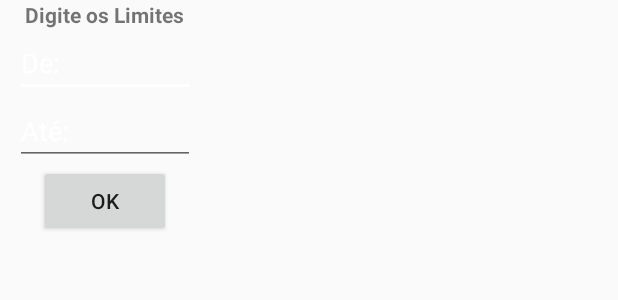
After one commit to arthurmazer/agromonitoramento, an Android app: the layout layout_choose_limit.xml on its own in the app's theme, with its tools: preview values and no code run, on a phone screen of 412 x 824 dp. The commit adds this screen. Shown: the top 300 px of the screen. Run offline under Robolectric (Android 15) with nearby library versions, the phone set to English and light mode, and no system bars.

Commit message:
more work of these week

```diff
--- a/app/src/main/AndroidManifest.xml
+++ b/app/src/main/AndroidManifest.xml
@@ -60,6 +60,7 @@
             android:name=".CreateVariables"
             android:label="@string/title_step_variables"
             android:theme="@style/AppThemeDark" />
+        <activity android:name=".dialog.DialogChooseVariable"></activity>
     </application>
 
 </manifest>
--- a/app/src/main/java/com/greenlab/agromonitor/interfaces/ProjectProductDAO.java
+++ b/app/src/main/java/com/greenlab/agromonitor/interfaces/ProjectProductDAO.java
@@ -30,6 +30,8 @@ public interface ProjectProductDAO {
         @Query("SELECT a.*, b.value from product as a LEFT JOIN project_product as b on a.id = b.idProduct WHERE a.idProject = :idProject AND b.value IS NOT NULL Order by a.id")
         List<SpreadsheetValues> getAllProductsValuesNotNullFromProject(int idProject);
 
+        @Query("SELECT a.*, b.value from product as a LEFT JOIN project_product as b on a.id = b.idProduct WHERE a.idProject = :idProject AND b.idProduct = :idProduct AND b.value IS NOT NULL Order by a.id")
+        List<SpreadsheetValues> getProductValuesNotNullFromProject(int idProject, int idProduct);
 
 
 }
--- /dev/null
+++ b/app/src/main/res/layout/layout_choose_limit.xml
@@ -0,0 +1,40 @@
+<?xml version="1.0" encoding="utf-8"?>
+<RelativeLayout
+    xmlns:android="http://schemas.android.com/apk/res/android" android:layout_width="140dp"
+    android:layout_height="wrap_content">
+
+    <TextView
+        android:id="@+id/dialog_limit_title"
+        android:text="Digite os Limites"
+        android:textStyle="bold"
+        android:layout_width="wrap_content"
+        android:layout_height="wrap_content"
+        android:layout_centerHorizontal="true"/>
+
+    <EditText
+        android:hint="De: "
+        android:inputType="number"
+        android:id="@+id/limit_start"
+        android:layout_below="@id/dialog_limit_title"
+        android:layout_width="120dp"
+        android:layout_centerHorizontal="true"
+        android:layout_height="wrap_content" />
+
+    <EditText
+        android:hint="Até: "
+        android:inputType="number"
+        android:layout_centerHorizontal="true"
+        android:id="@+id/limit_end"
+        android:layout_below="@id/limit_start"
+        android:layout_width="120dp"
+        android:layout_height="wrap_content" />
+
+    <Button
+        android:layout_centerHorizontal="true"
+        android:id="@+id/ok_button_limit_dialog"
+        android:layout_below="@id/limit_end"
+        android:text="Ok"
+        android:layout_width="wrap_content"
+        android:layout_height="wrap_content" />
+
+</RelativeLayout>
--- a/app/src/main/res/values/colors.xml
+++ b/app/src/main/res/values/colors.xml
@@ -12,4 +12,5 @@
     <color name="gold">#ffcf40</color>
     <color name="md_grey">#EEEEEE</color>
     <color name="secondary_text">#757575</color>
+    <color name="dark_green">#006400</color>
 </resources>
--- a/app/src/main/res/values/strings.xml
+++ b/app/src/main/res/values/strings.xml
@@ -97,4 +97,6 @@
     <string name="label_measure_unity">Unidade de Medida: </string>
     <string name="duplicated_variable">Já existe uma variável com este nome</string>
 
+    <string name="dialog_select_variable">Selectione a variável</string>
+
 </resources>
```
Also changed, not shown: app/src/main/java/com/greenlab/agromonitor/LineChartActivity.java (+38 -17 lines), app/src/main/java/com/greenlab/agromonitor/adapters/ChooseVariableAdapter.java (added, +80 -0 lines), app/src/main/java/com/greenlab/agromonitor/dialog/DialogChooseVariable.java (added, +63 -0 lines), app/src/main/java/com/greenlab/agromonitor/entity/Project.java (+10 -0 lines), app/src/main/java/com/greenlab/agromonitor/fragments/ReportFragment.java (+25 -2 lines), app/src/main/java/com/greenlab/agromonitor/managers/UserManager.java (+9 -0 lines), app/src/main/res/layout/dialog_choose_variable.xml (added, +32 -0 lines), app/src/main/res/layout/item_choose_variable.xml (added, +21 -0 lines).
